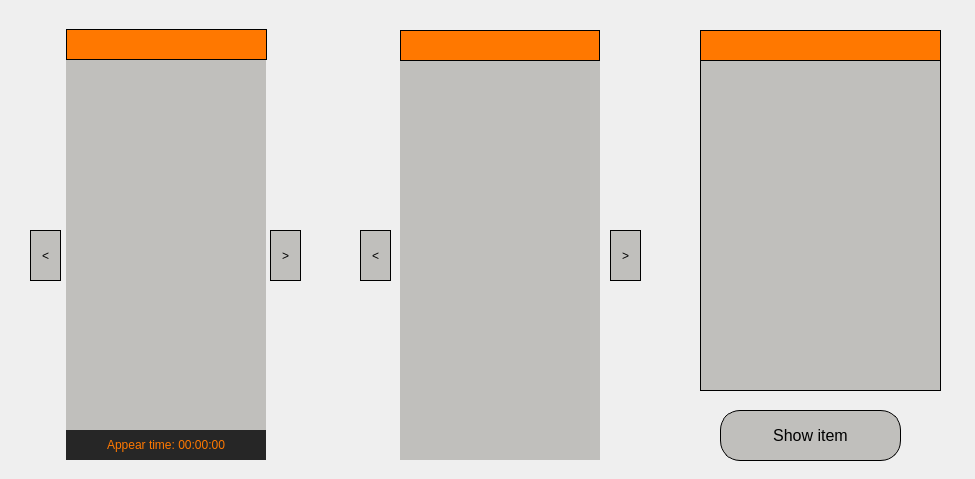
Qt form analysis_ui.ui (darktau34/VKR_videoanalysis_programm) before a commit.
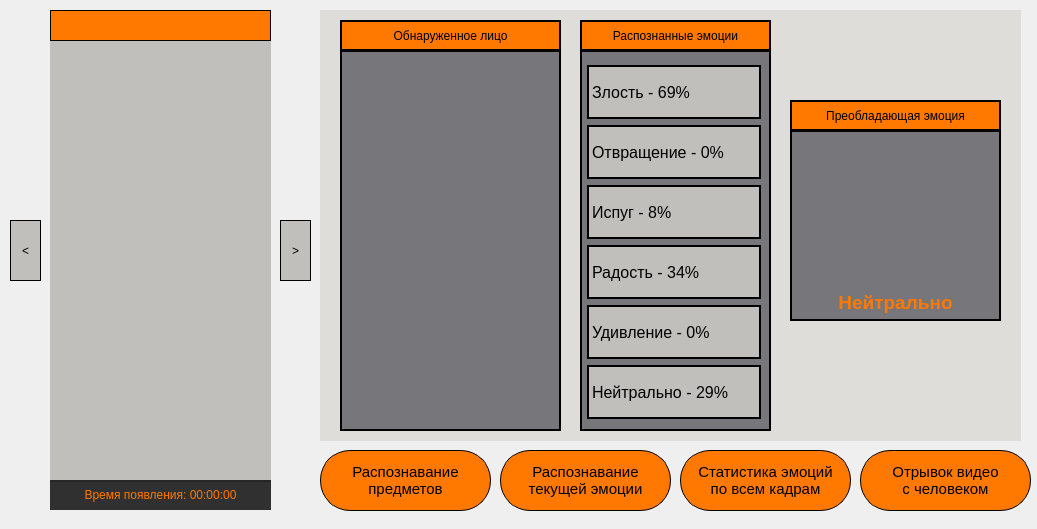
The same form after that commit. The open tabs and pages were chosen to show the change. Icons and pictures are not drawn.

Diff of the .ui file:
```diff
--- a/analysis_ui.ui
+++ b/analysis_ui.ui
@@ -9,8 +9,8 @@
    <rect>
     <x>0</x>
     <y>0</y>
-    <width>975</width>
-    <height>479</height>
+    <width>1037</width>
+    <height>529</height>
    </rect>
   </property>
   <property name="font">
@@ -30,73 +30,13 @@
    <bool>false</bool>
   </property>
   <widget class="QWidget" name="centralwidget">
-   <widget class="QPushButton" name="btn_show_item">
-    <property name="enabled">
-     <bool>false</bool>
-    </property>
-    <property name="geometry">
-     <rect>
-      <x>720</x>
-      <y>410</y>
-      <width>181</width>
-      <height>51</height>
-     </rect>
-    </property>
-    <property name="font">
-     <font>
-      <pointsize>12</pointsize>
-      <weight>50</weight>
-      <bold>false</bold>
-     </font>
-    </property>
-    <property name="cursor">
-     <cursorShape>PointingHandCursor</cursorShape>
-    </property>
-    <property name="styleSheet">
-     <string notr="true">QPushButton {
-	border-radius: 20px;
-	background-color: rgb(255, 120, 0);
-	border-style: solid;
-	border-width: 1px;
-	border-color: rgb(0, 0, 0);
-}
-
-QPushButton:disabled {
-	background-color: rgb(192, 191, 188);
-	color: rgb(0, 0, 0);
-}
-
-QPushButton:hover {
-	background-color: qlineargradient(spread:reflect, x1:0.493, y1:0.488545, x2:1, y2:1, stop:0.189055 rgba(255, 120, 0, 255), stop:1 rgba(255, 232, 214, 255));
-}</string>
-    </property>
-    <property name="text">
-     <string>Show item</string>
-    </property>
-   </widget>
    <widget class="QLabel" name="l_photobox">
     <property name="geometry">
      <rect>
-      <x>66</x>
-      <y>60</y>
-      <width>200</width>
-      <height>400</height>
-     </rect>
-    </property>
-    <property name="styleSheet">
-     <string notr="true">background-color: rgb(192, 191, 188);</string>
-    </property>
-    <property name="text">
-     <string/>
-    </property>
-   </widget>
-   <widget class="QLabel" name="l_gif">
-    <property name="geometry">
-     <rect>
-      <x>400</x>
-      <y>60</y>
-      <width>200</width>
-      <height>400</height>
+      <x>50</x>
+      <y>41</y>
+      <width>221</width>
+      <height>441</height>
      </rect>
     </property>
     <property name="styleSheet">
@@ -112,10 +52,10 @@
     </property>
     <property name="geometry">
      <rect>
-      <x>270</x>
-      <y>230</y>
+      <x>280</x>
+      <y>220</y>
       <width>31</width>
-      <height>51</height>
+      <height>61</height>
      </rect>
     </property>
     <property name="styleSheet">
@@ -145,10 +85,10 @@
     </property>
     <property name="geometry">
      <rect>
-      <x>30</x>
-      <y>230</y>
+      <x>10</x>
+      <y>220</y>
       <width>31</width>
-      <height>51</height>
+      <height>61</height>
      </rect>
     </property>
     <property name="styleSheet">
@@ -172,20 +112,72 @@
      <string>&lt;</string>
     </property>
    </widget>
-   <widget class="QPushButton" name="btn_gif_right">
+   <widget class="QLabel" name="label_photobox">
+    <property name="geometry">
+     <rect>
+      <x>50</x>
+      <y>10</y>
+      <width>221</width>
+      <height>31</height>
+     </rect>
+    </property>
+    <property name="styleSheet">
+     <string notr="true">background-color: rgb(255, 120, 0);
+border-color: rgb(0, 0, 0);
+border-style: solid;
+border-width: 1px;</string>
+    </property>
+    <property name="text">
+     <string/>
+    </property>
+    <property name="alignment">
+     <set>Qt::AlignCenter</set>
+    </property>
+   </widget>
+   <widget class="QLabel" name="label_appear">
+    <property name="geometry">
+     <rect>
+      <x>50</x>
+      <y>480</y>
+      <width>221</width>
+      <height>30</height>
+     </rect>
+    </property>
+    <property name="styleSheet">
+     <string notr="true">background-color: rgba(0, 0, 0, 0.8);
+color: rgb(255, 120, 0);
+</string>
+    </property>
+    <property name="text">
+     <string>Время появления: 00:00:00</string>
+    </property>
+    <property name="alignment">
+     <set>Qt::AlignCenter</set>
+    </property>
+   </widget>
+   <widget class="QPushButton" name="btn_items">
     <property name="enabled">
-     <bool>false</bool>
+     <bool>true</bool>
     </property>
     <property name="geometry">
      <rect>
-      <x>610</x>
-      <y>230</y>
-      <width>31</width>
-      <height>51</height>
+      <x>320</x>
+      <y>450</y>
+      <width>171</width>
+      <height>61</height>
      </rect>
     </property>
+    <property name="font">
+     <font>
+      <pointsize>11</pointsize>
+     </font>
+    </property>
+    <property name="cursor">
+     <cursorShape>PointingHandCursor</cursorShape>
+    </property>
     <property name="styleSheet">
      <string notr="true">QPushButton {
+	border-radius: 30px;
 	background-color: rgb(255, 120, 0);
 	border-style: solid;
 	border-width: 1px;
@@ -202,23 +194,34 @@
 }</string>
     </property>
     <property name="text">
-     <string>&gt;</string>
+     <string>Распознавание
+предметов</string>
     </property>
    </widget>
    <widget class="QPushButton" name="btn_gif_left">
     <property name="enabled">
-     <bool>false</bool>
+     <bool>true</bool>
     </property>
     <property name="geometry">
      <rect>
-      <x>360</x>
-      <y>230</y>
-      <width>31</width>
-      <height>51</height>
+      <x>500</x>
+      <y>450</y>
+      <width>171</width>
+      <height>61</height>
      </rect>
     </property>
+    <property name="font">
+     <font>
+      <pointsize>11</pointsize>
+      <kerning>true</kerning>
+     </font>
+    </property>
+    <property name="cursor">
+     <cursorShape>PointingHandCursor</cursorShape>
+    </property>
     <property name="styleSheet">
      <string notr="true">QPushButton {
+	border-radius: 30px;
 	background-color: rgb(255, 120, 0);
 	border-style: solid;
 	border-width: 1px;
@@ -235,16 +238,164 @@
 }</string>
     </property>
     <property name="text">
-     <string>&lt;</string>
+     <string>Распознавание
+текущей эмоции</string>
+    </property>
+   </widget>
+   <widget class="QPushButton" name="btn_stats">
+    <property name="enabled">
+     <bool>true</bool>
+    </property>
+    <property name="geometry">
+     <rect>
+      <x>680</x>
+      <y>450</y>
+      <width>171</width>
+      <height>61</height>
+     </rect>
+    </property>
+    <property name="font">
+     <font>
+      <pointsize>11</pointsize>
+     </font>
+    </property>
+    <property name="cursor">
+     <cursorShape>PointingHandCursor</cursorShape>
+    </property>
+    <property name="styleSheet">
+     <string notr="true">QPushButton {
+	border-radius: 30px;
+	background-color: rgb(255, 120, 0);
+	border-style: solid;
+	border-width: 1px;
+	border-color: rgb(0, 0, 0);
+}
+
+QPushButton:disabled {
+	background-color: rgb(192, 191, 188);
+	color: rgb(0, 0, 0);
+}
+
+QPushButton:hover {
+	background-color: qlineargradient(spread:reflect, x1:0.493, y1:0.488545, x2:1, y2:1, stop:0.189055 rgba(255, 120, 0, 255), stop:1 rgba(255, 232, 214, 255));
+}</string>
+    </property>
+    <property name="text">
+     <string>Статистика эмоций
+по всем кадрам</string>
+    </property>
+   </widget>
+   <widget class="QPushButton" name="btn_video">
+    <property name="enabled">
+     <bool>true</bool>
+    </property>
+    <property name="geometry">
+     <rect>
+      <x>860</x>
+      <y>450</y>
+      <width>171</width>
+      <height>61</height>
+     </rect>
+    </property>
+    <property name="font">
+     <font>
+      <pointsize>11</pointsize>
+     </font>
+    </property>
+    <property name="cursor">
+     <cursorShape>PointingHandCursor</cursorShape>
+    </property>
+    <property name="styleSheet">
+     <string notr="true">QPushButton {
+	border-radius: 30px;
+	background-color: rgb(255, 120, 0);
+	border-style: solid;
+	border-width: 1px;
+	border-color: rgb(0, 0, 0);
+}
+
+QPushButton:disabled {
+	background-color: rgb(192, 191, 188);
+	color: rgb(0, 0, 0);
+}
+
+QPushButton:hover {
+	background-color: qlineargradient(spread:reflect, x1:0.493, y1:0.488545, x2:1, y2:1, stop:0.189055 rgba(255, 120, 0, 255), stop:1 rgba(255, 232, 214, 255));
+}</string>
+    </property>
+    <property name="text">
+     <string>Отрывок видео
+с человеком</string>
+    </property>
+   </widget>
+   <widget class="QStackedWidget" name="stackedWidget">
+    <property name="geometry">
+     <rect>
+      <x>320</x>
+      <y>10</y>
+      <width>701</width>
+      <height>431</height>
+     </rect>
+    </property>
+    <property name="styleSheet">
+     <string notr="true">background-color: rgb(222, 221, 218);</string>
+    </property>
+    <property name="currentIndex">
+     <number>4</number>
+    </property>
+    <widget class="QWidget" name="page_items">
+     <widget class="QLabel" name="l_show_item">
+      <property name="geometry">
+       <rect>
+        <x>400</x>
+        <y>40</y>
+        <width>271</width>
+        <height>381</height>
+       </rect>
+      </property>
+      <property name="styleSheet">
+       <string notr="true">background-color: rgb(119, 118, 123);
+border-color: rgb(0, 0, 0);
+border-style: solid;
+border-width: 2px;
+</string>
+      </property>
+      <property name="text">
+       <string/>
+      </property>
+     </widget>
+     <widget class="QLabel" name="label_show_item">
+      <property name="geometry">
+       <rect>
+        <x>400</x>
+        <y>10</y>
+        <width>271</width>
+        <height>31</height>
+       </rect>
+      </property>
+      <property name="styleSheet">
+       <string notr="true">background-color: rgb(255, 120, 0);
+border-color: rgb(0, 0, 0);
+border-style: solid;
+border-width: 2px;</string>
+      </property>
+      <property name="text">
+       <string>Просмотр предмета</string>
+      </property>
+      <property name="alignment">
+       <set>Qt::AlignCenter</set>
     </property>
    </widget>
    <widget class="QListWidget" name="list_view_items">
+      <property name="enabled">
+       <bool>true</bool>
+      </property>
     <property name="geometry">
      <rect>
-      <x>700</x>
-      <y>60</y>
+        <x>20</x>
+        <y>40</y>
       <width>241</width>
-      <height>331</height>
+        <height>381</height>
      </rect>
     </property>
     <property name="font">
@@ -265,16 +416,17 @@
     </property>
     <property name="styleSheet">
      <string notr="true">QListView{
-	background-color: rgb(192, 191, 188);
+	background-color: rgb(119, 118, 123);
 	border-color: rgb(0, 0, 0);
 	border-style: solid;
-	border-width: 1px;
+	border-width: 2px;
 	padding: 5px;
 	padding-left: 5px;
 }
 
 QListView:item{
 	border: 2px solid black;
+	background-color: rgb(192, 191, 188);
 	margin:5px;
 	height:50px;
 	width:200px;
@@ -334,55 +486,11 @@
      <bool>false</bool>
     </property>
    </widget>
-   <widget class="QLabel" name="label_photobox">
-    <property name="geometry">
-     <rect>
-      <x>66</x>
-      <y>29</y>
-      <width>201</width>
-      <height>31</height>
-     </rect>
-    </property>
-    <property name="styleSheet">
-     <string notr="true">background-color: rgb(255, 120, 0);
-border-color: rgb(0, 0, 0);
-border-style: solid;
-border-width: 1px;</string>
-    </property>
-    <property name="text">
-     <string/>
-    </property>
-    <property name="alignment">
-     <set>Qt::AlignCenter</set>
-    </property>
-   </widget>
-   <widget class="QLabel" name="label_gif">
-    <property name="geometry">
-     <rect>
-      <x>400</x>
-      <y>30</y>
-      <width>200</width>
-      <height>31</height>
-     </rect>
-    </property>
-    <property name="styleSheet">
-     <string notr="true">background-color: rgb(255, 120, 0);
-border-color: rgb(0, 0, 0);
-border-style: solid;
-border-width: 1px;</string>
-    </property>
-    <property name="text">
-     <string/>
-    </property>
-    <property name="alignment">
-     <set>Qt::AlignCenter</set>
-    </property>
-   </widget>
    <widget class="QLabel" name="label_items">
     <property name="geometry">
      <rect>
-      <x>700</x>
-      <y>30</y>
+        <x>20</x>
+        <y>10</y>
       <width>241</width>
       <height>31</height>
      </rect>
@@ -391,57 +499,366 @@
      <string notr="true">background-color: rgb(255, 120, 0);
 border-color: rgb(0, 0, 0);
 border-style: solid;
-border-width: 1px;</string>
+border-width: 2px;</string>
+      </property>
+      <property name="text">
+       <string>Предметы</string>
+      </property>
+      <property name="alignment">
+       <set>Qt::AlignCenter</set>
+      </property>
+     </widget>
+    </widget>
+    <widget class="QWidget" name="page_emotion">
+     <widget class="QLabel" name="l_facebox">
+      <property name="geometry">
+       <rect>
+        <x>20</x>
+        <y>40</y>
+        <width>221</width>
+        <height>381</height>
+       </rect>
+      </property>
+      <property name="styleSheet">
+       <string notr="true">background-color: rgb(119, 118, 123);
+border-color: rgb(0, 0, 0);
+border-style: solid;
+border-width: 2px;</string>
     </property>
     <property name="text">
      <string/>
     </property>
+     </widget>
+     <widget class="QLabel" name="label_facebox">
+      <property name="geometry">
+       <rect>
+        <x>20</x>
+        <y>10</y>
+        <width>221</width>
+        <height>31</height>
+       </rect>
+      </property>
+      <property name="styleSheet">
+       <string notr="true">background-color: rgb(255, 120, 0);
+border-color: rgb(0, 0, 0);
+border-style: solid;
+border-width: 2px;</string>
+      </property>
+      <property name="text">
+       <string>Обнаруженное лицо</string>
+      </property>
     <property name="alignment">
      <set>Qt::AlignCenter</set>
     </property>
    </widget>
-   <widget class="QLabel" name="l_videoname">
+     <widget class="QListWidget" name="list_view_emotions">
+      <property name="enabled">
+       <bool>true</bool>
+      </property>
     <property name="geometry">
      <rect>
-      <x>70</x>
-      <y>9</y>
-      <width>871</width>
-      <height>16</height>
+        <x>260</x>
+        <y>40</y>
+        <width>191</width>
+        <height>381</height>
      </rect>
     </property>
     <property name="font">
      <font>
-      <pointsize>14</pointsize>
-     </font>
-    </property>
+        <pointsize>12</pointsize>
+        <italic>false</italic>
+        <underline>false</underline>
+        <strikeout>false</strikeout>
+        <stylestrategy>PreferDefault</stylestrategy>
+        <kerning>true</kerning>
+       </font>
+      </property>
+      <property name="cursor" stdset="0">
+       <cursorShape>ArrowCursor</cursorShape>
+      </property>
+      <property name="focusPolicy">
+       <enum>Qt::NoFocus</enum>
+      </property>
+      <property name="styleSheet">
+       <string notr="true">QListView{
+	background-color: rgb(119, 118, 123);
+	border-color: rgb(0, 0, 0);
+	border-style: solid;
+	border-width: 2px;
+	padding: 8px;
+	padding-left: 0px;
+}
+
+QListView:item{
+	border: 2px solid black;
+	background-color: rgb(192, 191, 188);
+	margin:5px;
+	height:50px;
+	width:170px;
+}
+
+QListView:item:selected{
+	border: 1px solid black;
+	background-color: rgba(255, 120, 0, 171);
+}</string>
+      </property>
+      <property name="verticalScrollBarPolicy">
+       <enum>Qt::ScrollBarAlwaysOff</enum>
+      </property>
+      <property name="horizontalScrollBarPolicy">
+       <enum>Qt::ScrollBarAlwaysOff</enum>
+      </property>
+      <property name="autoScroll">
+       <bool>true</bool>
+      </property>
+      <property name="selectionMode">
+       <enum>QAbstractItemView::NoSelection</enum>
+      </property>
+      <property name="movement">
+       <enum>QListView::Static</enum>
+      </property>
+      <property name="flow">
+       <enum>QListView::LeftToRight</enum>
+      </property>
+      <property name="isWrapping" stdset="0">
+       <bool>true</bool>
+      </property>
+      <property name="resizeMode">
+       <enum>QListView::Fixed</enum>
+      </property>
+      <property name="layoutMode">
+       <enum>QListView::SinglePass</enum>
+      </property>
+      <property name="spacing">
+       <number>0</number>
+      </property>
+      <property name="gridSize">
+       <size>
+        <width>120</width>
+        <height>60</height>
+       </size>
+      </property>
+      <property name="viewMode">
+       <enum>QListView::ListMode</enum>
+      </property>
+      <property name="modelColumn">
+       <number>0</number>
+      </property>
+      <property name="uniformItemSizes">
+       <bool>false</bool>
+      </property>
+      <property name="wordWrap">
+       <bool>false</bool>
+      </property>
+      <property name="selectionRectVisible">
+       <bool>true</bool>
+      </property>
+      <property name="currentRow">
+       <number>-1</number>
+      </property>
+      <property name="sortingEnabled">
+       <bool>false</bool>
+      </property>
+      <item>
     <property name="text">
-     <string/>
-    </property>
+        <string>Злость - 69%</string>
+       </property>
+      </item>
+      <item>
+       <property name="text">
+        <string>Отвращение - 0%</string>
+       </property>
+      </item>
+      <item>
+       <property name="text">
+        <string>Испуг - 8%</string>
+       </property>
+      </item>
+      <item>
+       <property name="text">
+        <string>Радость - 34%</string>
+       </property>
+      </item>
+      <item>
+       <property name="text">
+        <string>Удивление - 0%</string>
+       </property>
+      </item>
+      <item>
+       <property name="text">
+        <string>Нейтрально - 29%</string>
+       </property>
+      </item>
+     </widget>
+     <widget class="QLabel" name="label_emotions">
+      <property name="geometry">
+       <rect>
+        <x>260</x>
+        <y>10</y>
+        <width>191</width>
+        <height>31</height>
+       </rect>
+      </property>
+      <property name="styleSheet">
+       <string notr="true">background-color: rgb(255, 120, 0);
+border-color: rgb(0, 0, 0);
+border-style: solid;
+border-width: 2px;</string>
+      </property>
+      <property name="text">
+       <string>Распознанные эмоции</string>
+      </property>
     <property name="alignment">
      <set>Qt::AlignCenter</set>
     </property>
    </widget>
-   <widget class="QLabel" name="label_appear">
+     <widget class="QLabel" name="label_emotionbox">
     <property name="geometry">
      <rect>
-      <x>66</x>
-      <y>430</y>
-      <width>200</width>
-      <height>30</height>
+        <x>470</x>
+        <y>90</y>
+        <width>211</width>
+        <height>31</height>
      </rect>
     </property>
     <property name="styleSheet">
-     <string notr="true">background-color: rgba(0, 0, 0, 0.8);
-color: rgb(255, 120, 0);
-text-shadow: Black 0px 0px 5px;
+       <string notr="true">background-color: rgb(255, 120, 0);
+border-color: rgb(0, 0, 0);
+border-style: solid;
+border-width: 2px;</string>
+      </property>
+      <property name="text">
+       <string>Преобладающая эмоция</string>
+      </property>
+      <property name="alignment">
+       <set>Qt::AlignCenter</set>
+      </property>
+     </widget>
+     <widget class="QLabel" name="l_emotionbox">
+      <property name="geometry">
+       <rect>
+        <x>500</x>
+        <y>140</y>
+        <width>151</width>
+        <height>141</height>
+       </rect>
+      </property>
+      <property name="styleSheet">
+       <string notr="true">background-color: rgb(119, 118, 123);
 </string>
     </property>
     <property name="text">
-     <string>Appear time: 00:00:00</string>
-    </property>
+       <string/>
+      </property>
+      <property name="pixmap">
+       <pixmap>pyqt_resources/icon_neutral.png</pixmap>
+      </property>
     <property name="alignment">
      <set>Qt::AlignCenter</set>
     </property>
+     </widget>
+     <widget class="QLabel" name="label_emotionname">
+      <property name="geometry">
+       <rect>
+        <x>470</x>
+        <y>120</y>
+        <width>211</width>
+        <height>191</height>
+       </rect>
+      </property>
+      <property name="font">
+       <font>
+        <pointsize>14</pointsize>
+        <weight>75</weight>
+        <bold>true</bold>
+       </font>
+      </property>
+      <property name="styleSheet">
+       <string notr="true">background-color: rgb(119, 118, 123);
+color: rgb(255, 120, 0);
+border-color: rgb(0, 0, 0);
+border-style: solid;
+border-width: 2px;</string>
+      </property>
+      <property name="text">
+       <string>Нейтрально</string>
+      </property>
+      <property name="alignment">
+       <set>Qt::AlignBottom|Qt::AlignHCenter</set>
+      </property>
+     </widget>
+     <zorder>l_facebox</zorder>
+     <zorder>label_facebox</zorder>
+     <zorder>list_view_emotions</zorder>
+     <zorder>label_emotions</zorder>
+     <zorder>label_emotionbox</zorder>
+     <zorder>label_emotionname</zorder>
+     <zorder>l_emotionbox</zorder>
+    </widget>
+    <widget class="QWidget" name="page_stats">
+     <widget class="QLabel" name="l_statsbox">
+      <property name="geometry">
+       <rect>
+        <x>10</x>
+        <y>10</y>
+        <width>681</width>
+        <height>411</height>
+       </rect>
+      </property>
+      <property name="styleSheet">
+       <string notr="true">background-color: rgb(119, 118, 123);
+border-color: rgb(0, 0, 0);
+border-style: solid;
+border-width: 2px;</string>
+      </property>
+      <property name="text">
+       <string/>
+      </property>
+     </widget>
+    </widget>
+    <widget class="QWidget" name="page_video"/>
+    <widget class="QWidget" name="page_loading">
+     <widget class="QLabel" name="l_loading">
+      <property name="geometry">
+       <rect>
+        <x>210</x>
+        <y>220</y>
+        <width>301</width>
+        <height>41</height>
+       </rect>
+      </property>
+      <property name="styleSheet">
+       <string notr="true"/>
+      </property>
+      <property name="text">
+       <string/>
+      </property>
+     </widget>
+     <widget class="QLabel" name="label_loading">
+      <property name="geometry">
+       <rect>
+        <x>250</x>
+        <y>180</y>
+        <width>221</width>
+        <height>31</height>
+       </rect>
+      </property>
+      <property name="font">
+       <font>
+        <pointsize>14</pointsize>
+       </font>
+      </property>
+      <property name="styleSheet">
+       <string notr="true"/>
+      </property>
+      <property name="text">
+       <string>Загрузка</string>
+      </property>
+      <property name="alignment">
+       <set>Qt::AlignCenter</set>
+      </property>
+     </widget>
+    </widget>
    </widget>
   </widget>
  </widget>
```
Left out of the diff: 4 changed lines with no effect on the pictures. Lines whose indentation alone changed are shown as unchanged.
